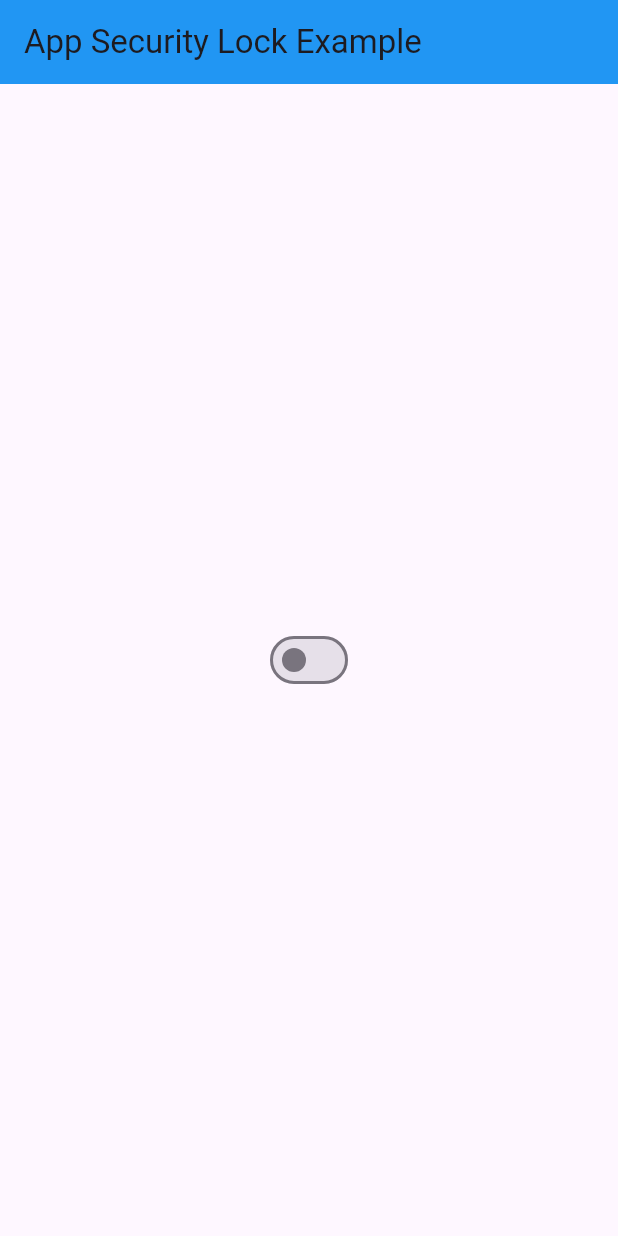
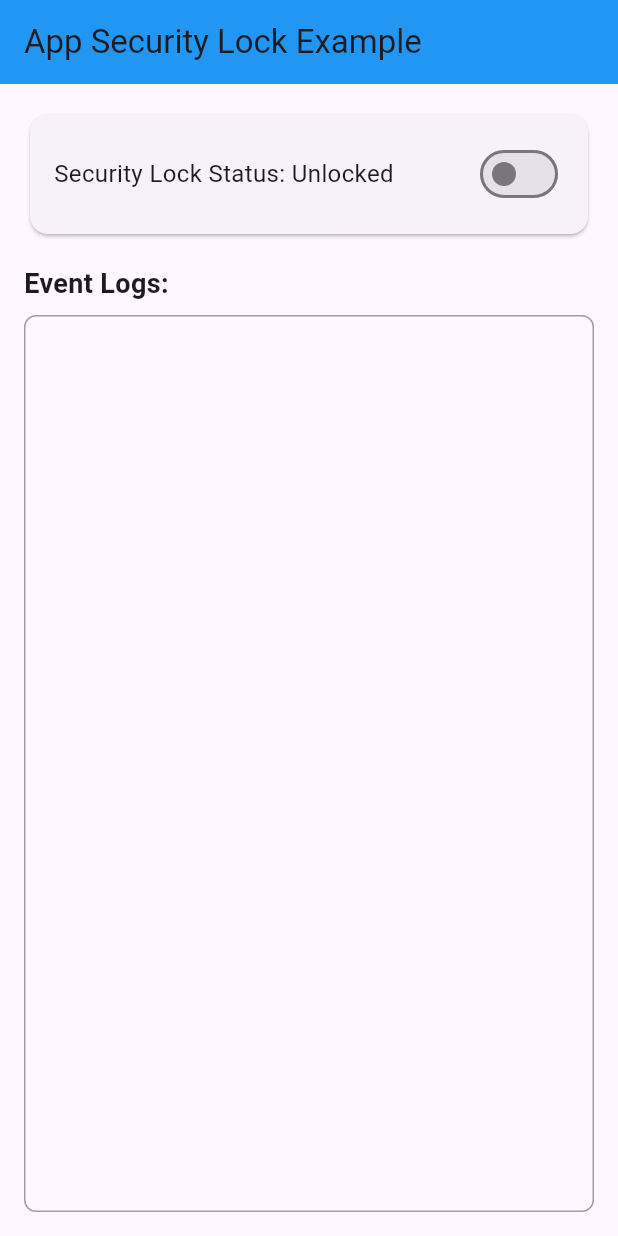
Before and after one commit to baixiongmao/AppSecurityLock, a Flutter app: the screen it shows after launch, on a phone screen of 412 x 824 dp. Run offline on Flutter 3.47's test engine with Material 3 defaults, Android fonts, the phone set to English and light mode, and no system bars; our stand-ins replace plugin_platform_interface.

Commit message:
Improve pub.dev analysis score
- Updated pubspec.yaml with proper repository URLs and documentation
- Enhanced CHANGELOG.md with detailed release notes
- Improved example app with better UI and logging
- Fixed all dart analyze issues
- Updated test files to match actual API
- Removed deprecated test files
- Added comprehensive README for example app

```diff
--- a/example/lib/main.dart
+++ b/example/lib/main.dart
@@ -16,31 +16,38 @@ class _MyAppState extends State<MyApp> {
   final _appSecurityLockPlugin = AppSecurityLock();
   // 当前是否锁定
   bool isLocked = false;
+  final List<String> _logs = [];
+
+  void _addLog(String message) {
+    setState(() {
+      _logs.add('${DateTime.now().toIso8601String()}: $message');
+    });
+  }
 
   @override
   void initState() {
     super.initState();
 
     _appSecurityLockPlugin.setOnAppLockedCallback(() {
-      print('App is locked');
+      _addLog('App is locked');
       setState(() {
         isLocked = true;
       });
     });
     _appSecurityLockPlugin.setOnAppUnlockedCallback(() {
-      print('App is unlocked');
+      _addLog('App is unlocked');
       setState(() {
         isLocked = false;
       });
     });
     _appSecurityLockPlugin.setOnEnterForegroundCallback(() {
-      print('App is foregrounded');
+      _addLog('App is foregrounded');
     });
     _appSecurityLockPlugin.setOnEnterBackgroundCallback(() {
-      print('App is backgrounded');
+      _addLog('App is backgrounded');
     });
     _appSecurityLockPlugin.setOnAppUnlockedCallback(() {
-      print('App is locked  ,please lock it');
+      _addLog('App is locked, please unlock it');
     });
     _appSecurityLockPlugin.init(
       isScreenLockEnabled: true,
@@ -57,8 +64,22 @@ class _MyAppState extends State<MyApp> {
           title: const Text('App Security Lock Example'),
           backgroundColor: Colors.blue,
         ),
-        body: Center(
-          child: Switch(
+        body: Padding(
+          padding: const EdgeInsets.all(16.0),
+          child: Column(
+            crossAxisAlignment: CrossAxisAlignment.start,
+            children: [
+              Card(
+                child: Padding(
+                  padding: const EdgeInsets.all(16.0),
+                  child: Row(
+                    mainAxisAlignment: MainAxisAlignment.spaceBetween,
+                    children: [
+                      Text(
+                        'Security Lock Status: ${isLocked ? "Locked" : "Unlocked"}',
+                        style: const TextStyle(fontSize: 16),
+                      ),
+                      Switch(
                         value: isLocked,
                         onChanged: (value) {
                           setState(() {
@@ -67,6 +88,41 @@ class _MyAppState extends State<MyApp> {
                           });
                         },
                       ),
+                    ],
+                  ),
+                ),
+              ),
+              const SizedBox(height: 16),
+              const Text(
+                'Event Logs:',
+                style: TextStyle(fontSize: 18, fontWeight: FontWeight.bold),
+              ),
+              const SizedBox(height: 8),
+              Expanded(
+                child: Container(
+                  decoration: BoxDecoration(
+                    border: Border.all(color: Colors.grey),
+                    borderRadius: BorderRadius.circular(8),
+                  ),
+                  child: ListView.builder(
+                    itemCount: _logs.length,
+                    itemBuilder: (context, index) {
+                      return Padding(
+                        padding: const EdgeInsets.symmetric(
+                          horizontal: 8.0,
+                          vertical: 4.0,
+                        ),
+                        child: Text(
+                          _logs[index],
+                          style: const TextStyle(fontFamily: 'monospace'),
+                        ),
+                      );
+                    },
+                  ),
+                ),
+              ),
+            ],
+          ),
         ),
       ),
     );
--- a/pubspec.yaml
+++ b/pubspec.yaml
@@ -1,7 +1,10 @@
 name: app_security_lock
 description: "A comprehensive Flutter plugin for app security features including screen lock detection, background timeout, and lifecycle monitoring."
 version: 0.0.1
-homepage: https://github.com/your-username/app_security_lock
+homepage: https://github.com/baixiongmao/AppSecurityLock
+repository: https://github.com/baixiongmao/AppSecurityLock
+issue_tracker: https://github.com/baixiongmao/AppSecurityLock/issues
+documentation: https://github.com/baixiongmao/AppSecurityLock#readme
 
 environment:
   sdk: ^3.6.0
```
Also changed, not shown: 6 other files. Lines whose indentation alone changed are shown as unchanged.
